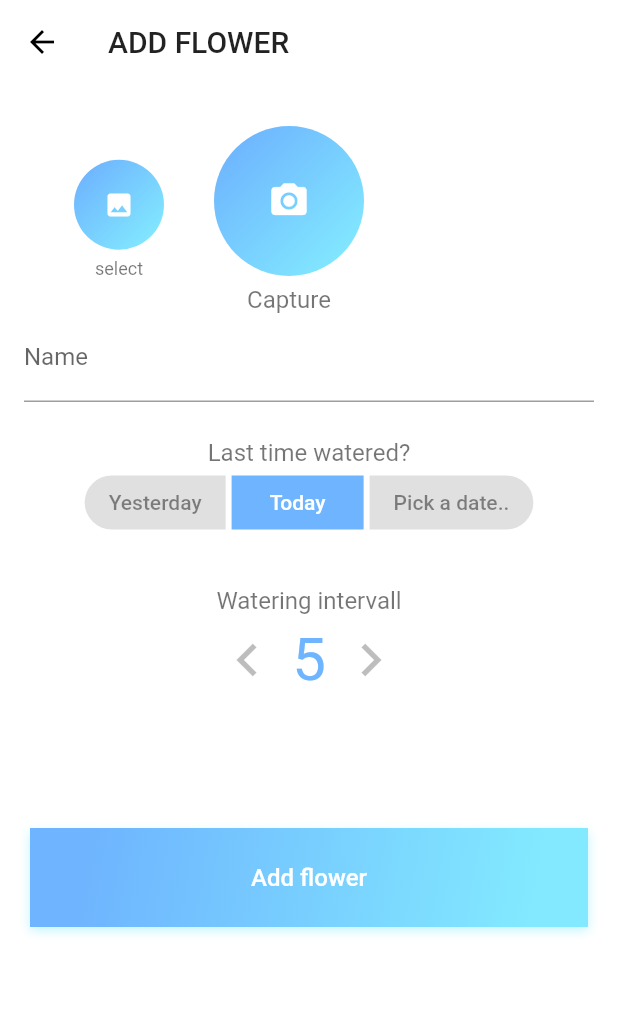
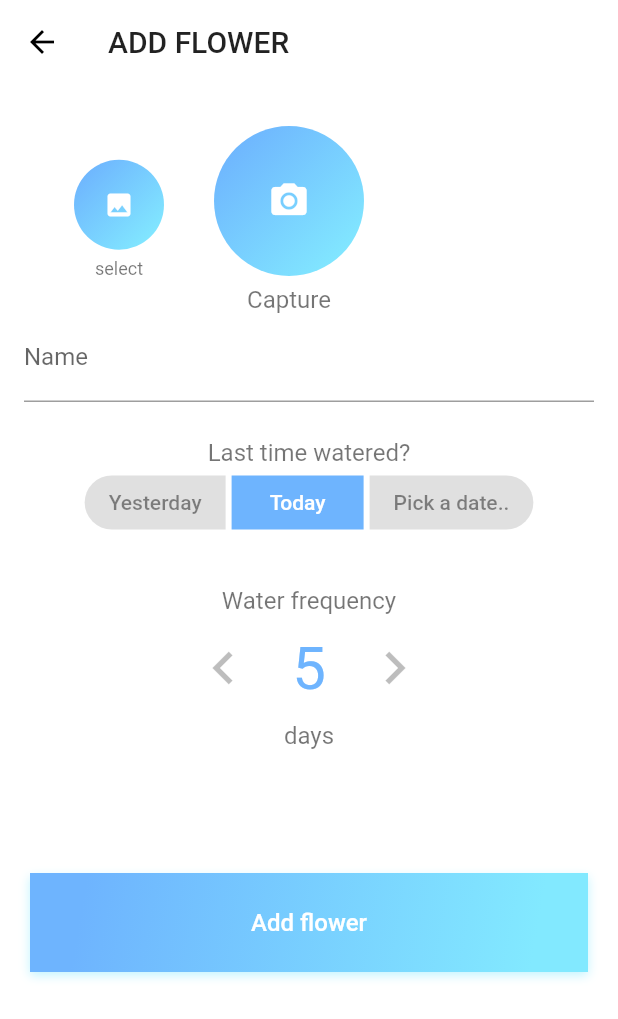
Before and after one commit to MartinHennrich/flowers-v2, a Flutter app: the CreateFlower screen opened by its route, on a phone screen of 412 x 824 dp. Shown: the top 1019 px of the screen. Run offline on Flutter 3.47's test engine with Material 2 defaults, Android fonts, the light colour scheme and no system bars; our stand-ins replace cached_network_image, firebase_auth, firebase_database, firebase_storage, flutter_image_compress, flutter_redux and 3 more; accounts and stored records are empty; network calls fail.

Commit message:
chore: text and styling

```diff
--- a/flowers/lib/components/create-flower/waterIntervall.dart
+++ b/flowers/lib/components/create-flower/waterIntervall.dart
@@ -23,7 +23,7 @@ class WaterIntervall extends StatelessWidget {
             padding: EdgeInsets.only(top: 16),
             child: Column(
               children: <Widget>[
-                Text('Watering intervall',
+                Text('Water frequency',
                   style: TextStyle(
                       color: Colors.black54,
                       fontSize: 16
@@ -47,6 +47,7 @@ class WaterIntervall extends StatelessWidget {
                       ),
                     ),
                     Container(
+                      padding: EdgeInsets.fromLTRB(16, 12, 16, 12),
                       child: Text(
                         waterintervallFrom.value.toString(),
                         style: TextStyle(
@@ -68,7 +69,13 @@ class WaterIntervall extends StatelessWidget {
                       ),
                     )
                   ],
-                )
+                ),
+                Text('days',
+                  style: TextStyle(
+                      color: Colors.black54,
+                      fontSize: 16
+                  )
+                ),
               ],
             )
           )
```
